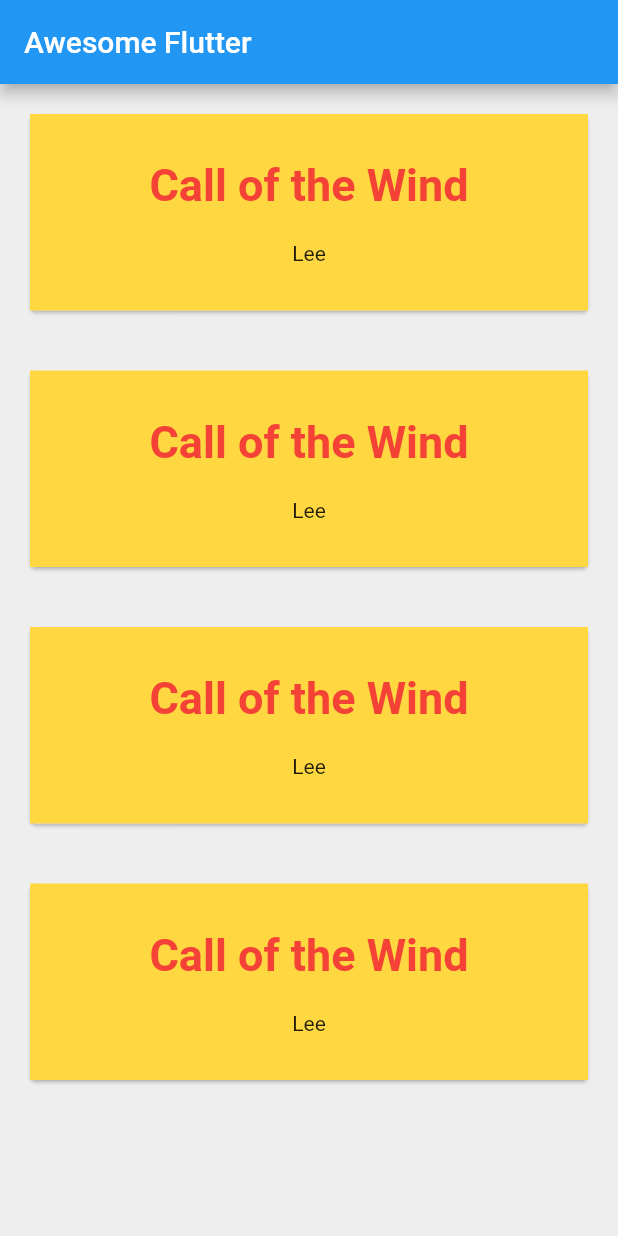
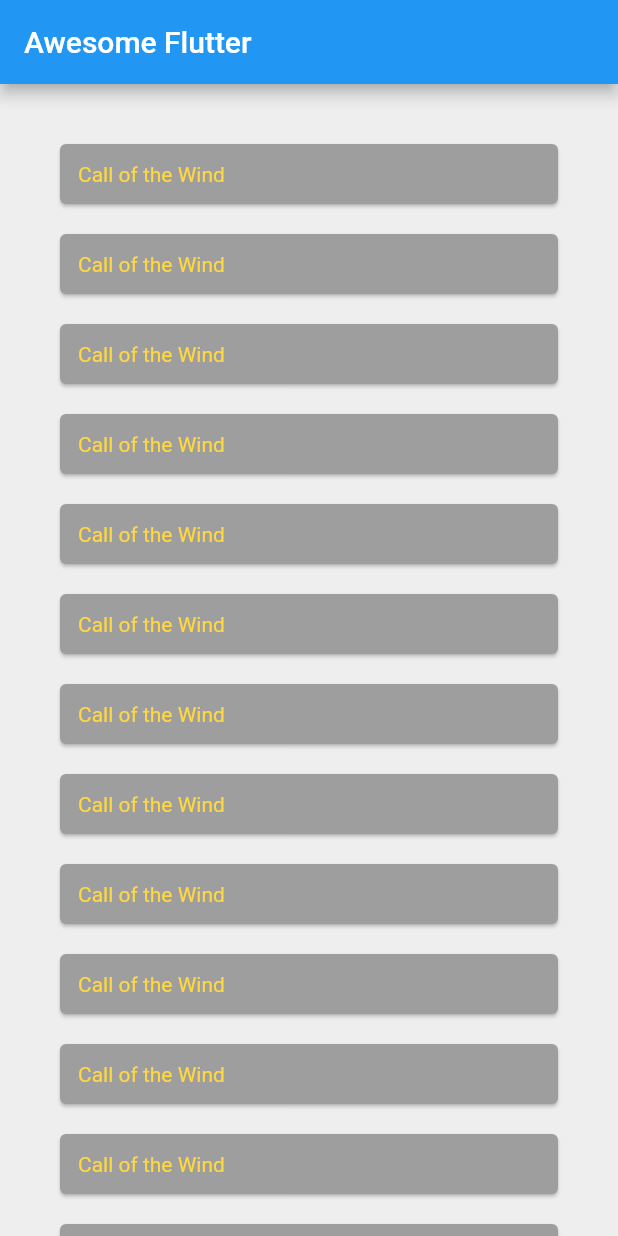
Before and after one commit to ThaoLuu2611/flutter-beginner, a Flutter app: the screen it shows after launch, on a phone screen of 412 x 824 dp. Run offline on Flutter 3.47's test engine with Material 2 defaults, Android fonts, the phone set to English and light mode, and no system bars.

Commit message:
extract widget book card

```diff
--- a/flutter_first_app/lib/main.dart
+++ b/flutter_first_app/lib/main.dart
@@ -19,32 +19,34 @@ class _MyListState extends State<MyList> {
     Quote(text: 'Call of the Wind', author: 'Lee'),
     Quote(text: 'Call of the Wind', author: 'Lee'),
     Quote(text: 'Call of the Wind', author: 'Lee'),
+    Quote(text: 'Call of the Wind', author: 'Lee'),
+    Quote(text: 'Call of the Wind', author: 'Lee'),
+    Quote(text: 'Call of the Wind', author: 'Lee'),
+    Quote(text: 'Call of the Wind', author: 'Lee'),
+    Quote(text: 'Call of the Wind', author: 'Lee'),
+    Quote(text: 'Call of the Wind', author: 'Lee'),
+    Quote(text: 'Call of the Wind', author: 'Lee'),
+    Quote(text: 'Call of the Wind', author: 'Lee'),
+    Quote(text: 'Call of the Wind', author: 'Lee'),
+    Quote(text: 'Call of the Wind', author: 'Lee'),
+    Quote(text: 'Call of the Wind', author: 'Lee'),
+    Quote(text: 'Call of the Wind', author: 'Lee'),
+    Quote(text: 'Call of the Wind', author: 'Lee'),
+    Quote(text: 'Call of the Wind', author: 'Lee'),
+    Quote(text: 'Call of the Wind', author: 'Lee'),
+    Quote(text: 'Call of the Wind', author: 'Lee'),
+    Quote(text: 'Call of the Wind', author: 'Lee'),
+    Quote(text: 'Call of the Wind', author: 'Lee'),
+    Quote(text: 'Call of the Wind', author: 'Lee'),
+    Quote(text: 'Call of the Wind', author: 'Lee'),
+    Quote(text: 'Call of the Wind', author: 'Lee'),
+    Quote(text: 'Call of the Wind', author: 'Lee'),
+    Quote(text: 'Call of the Wind', author: 'Lee'),
+    Quote(text: 'Call of the Wind', author: 'Lee'),
   ];
 
-  Widget bookCard(quote) {
-    return Card(
-      margin: EdgeInsets.all(20),
-      child: Container(
-        padding: EdgeInsets.all(30),
-        color: Colors.amberAccent,
-        child: Column(
-          children: <Widget>[
-            Text(
-              quote.text,
-              style: TextStyle(
-                fontSize: 30,
-                fontWeight: FontWeight.bold,
-                color: Colors.red,
-              ),
-            ),
-            SizedBox(height: 20),
-            Text(
-              quote.author,
-            ),
-          ],
-        ),
-      ),
-    );
+  Widget templateCard(quote){
+    return BookCard(book:quote);
   }
 
   @override
@@ -55,7 +57,33 @@ class _MyListState extends State<MyList> {
         ),
         backgroundColor: Colors.grey[200],
         body: ListView(
-          children: books.map((book) => bookCard(book)).toList(),
+          padding: EdgeInsets.all(30),
+          children: books.map((book) => templateCard(book)).toList(),
         ));
   }
+
 }
+
+class BookCard extends StatelessWidget {
+  final Quote book;
+
+  BookCard({this.book});
+
+  @override
+  Widget build(BuildContext context) {
+    return Card(
+      margin: EdgeInsets.all(10),
+      color: Colors.grey,
+      child: Padding(
+
+        padding: EdgeInsets.all(12),
+        child: Text(
+          book.text,
+          style: TextStyle(
+            color: Colors.amberAccent,
+          ),
+        ),
+      ),
+    );
+  }
+}
```
